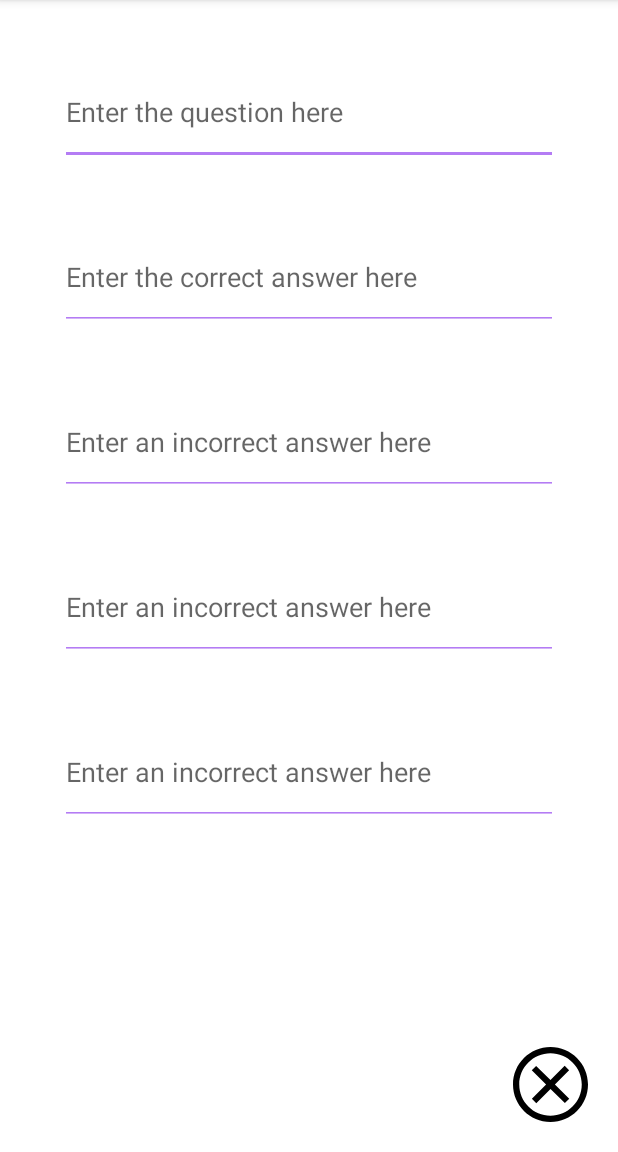
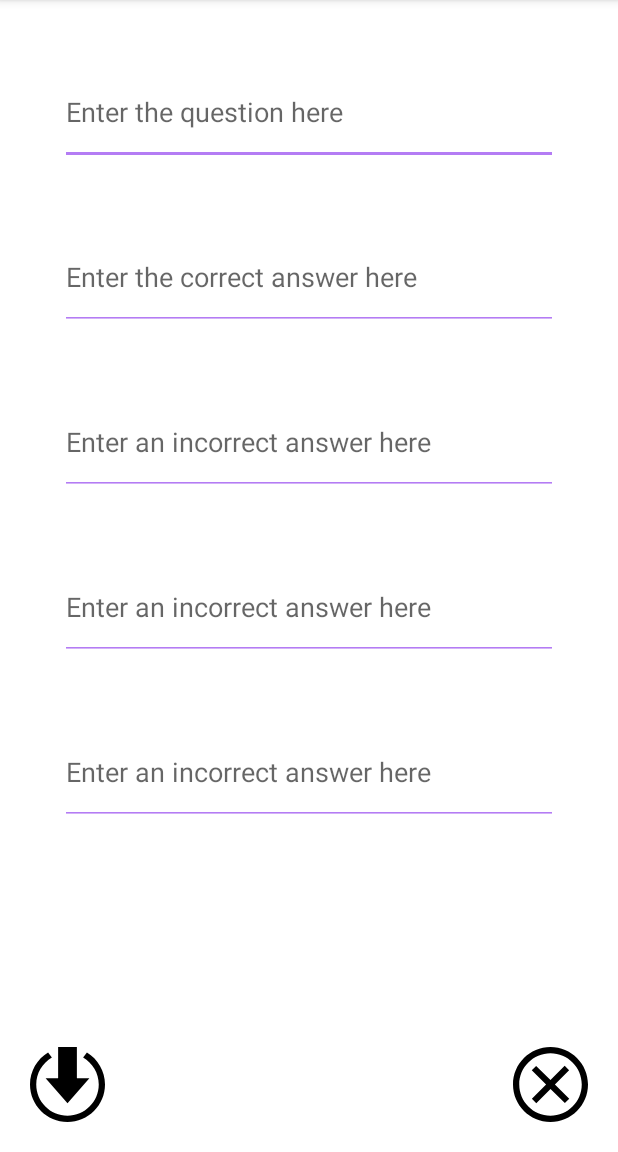
Before and after one commit to jshi0119/flashcardapp, an Android app: the AddCardActivity screen opened directly, with no data from a screen before it, on a phone screen of 412 x 824 dp, the part 84-1236 px from its top. Run offline under Robolectric (Android 15) with nearby library versions, the phone set to English and light mode, and no system bars.

Commit message:
Added save button to AddCardActivity to populate question and answers on MainActivity with the new input the user provided.

```diff
--- /dev/null
+++ b/app/src/main/res/drawable/save.xml
@@ -0,0 +1,9 @@
+<vector xmlns:android="http://schemas.android.com/apk/res/android"
+    android:width="24dp"
+    android:height="24dp"
+    android:viewportWidth="24"
+    android:viewportHeight="24">
+  <path
+      android:fillColor="#FF000000"
+      android:pathData="M15,10h4l-7,8 -7,-8h4v-10h6v10zM18.213,1.754l-1.213,1.599c2.984,1.732 5,4.955 5,8.647 0,5.514 -4.486,10 -10,10s-10,-4.486 -10,-10c0,-3.692 2.016,-6.915 5,-8.647l-1.213,-1.599c-3.465,2.103 -5.787,5.897 -5.787,10.246 0,6.627 5.373,12 12,12s12,-5.373 12,-12c0,-4.349 -2.322,-8.143 -5.787,-10.246z"/>
+</vector>
--- a/app/src/main/res/layout/activity_add_card.xml
+++ b/app/src/main/res/layout/activity_add_card.xml
@@ -17,6 +17,17 @@
         android:layout_alignParentBottom="true"
         android:layout_marginTop="25dp"
         android:layout_alignParentEnd="true" />
+
+    <!--Save Icon-->
+    <ImageView
+        android:layout_width="50dp"
+        android:layout_height="50dp"
+        android:id="@+id/saveIcon"
+        android:src="@drawable/save"
+
+        android:layout_alignParentBottom="true"
+        android:layout_marginTop="25dp"
+        android:layout_alignParentLeft="true" />
 
     <!--Question Input-->
     <EditText
--- a/app/src/main/res/values/strings.xml
+++ b/app/src/main/res/values/strings.xml
@@ -1,3 +1,9 @@
 <resources>
     <string name="app_name">Flashcard App</string>
+    <string name="what_was_the_easter_bunny_s_original_name">What was the Easter Bunny\'s original name?</string>
+    <string name="osterhase">Osterhase</string>
+    <string name="rudolph">Rudolph</string>
+    <string name="peter_cottontail">Peter Cottontail</string>
+    <string name="saint_hazel">Saint Hazel</string>
+    <string name="todo">TODO</string>
 </resources>
```
Also changed, not shown: app/src/main/java/com/jen/flashcardapp/AddCardActivity.java (+25 -0 lines), app/src/main/java/com/jen/flashcardapp/MainActivity.java (+20 -1 lines), app/src/main/res/layout/activity_main.xml (+5 -5 lines).
